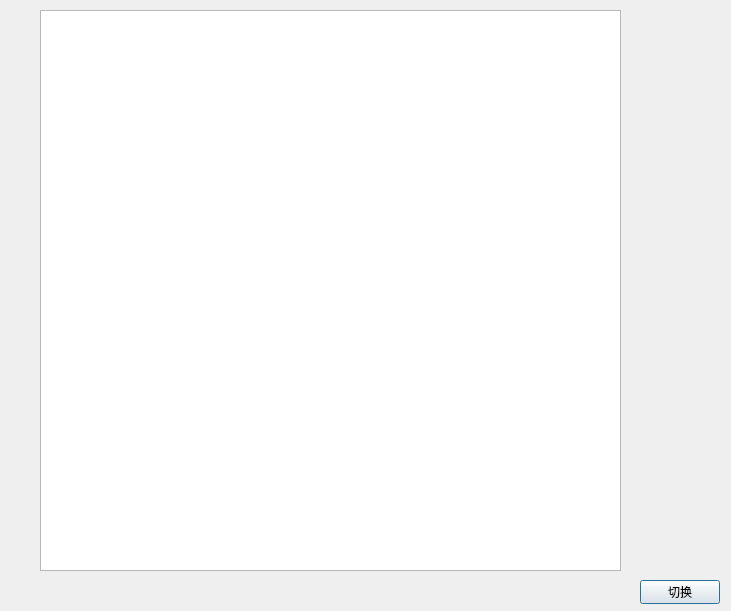
Above: covariancematrix.ui from chijw/MedicalDataAnalyser before the change. Below: the same form after it.
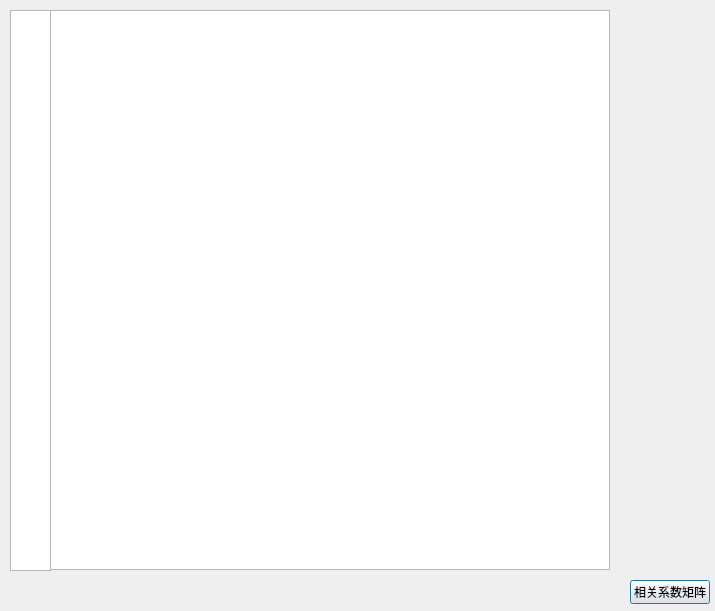
That is the form after the change.

Diff of the .ui file:
```diff
--- a/covariancematrix.ui
+++ b/covariancematrix.ui
@@ -6,7 +6,7 @@
    <rect>
     <x>0</x>
     <y>0</y>
-    <width>731</width>
+    <width>715</width>
     <height>611</height>
    </rect>
   </property>
@@ -16,41 +16,30 @@
   <widget class="QPushButton" name="switchBtn">
    <property name="geometry">
     <rect>
-     <x>640</x>
+     <x>630</x>
      <y>580</y>
      <width>80</width>
      <height>24</height>
     </rect>
    </property>
    <property name="text">
-    <string>切换</string>
+    <string>相关系数矩阵</string>
    </property>
   </widget>
   <widget class="QTableWidget" name="matrix">
    <property name="geometry">
     <rect>
-     <x>40</x>
+     <x>50</x>
      <y>10</y>
-     <width>581</width>
-     <height>561</height>
+     <width>560</width>
+     <height>560</height>
     </rect>
    </property>
   </widget>
-  <widget class="QWidget" name="horizontalLayoutWidget">
-   <property name="geometry">
-    <rect>
-     <x>40</x>
-     <y>580</y>
-     <width>581</width>
-     <height>21</height>
-    </rect>
-   </property>
-   <layout class="QHBoxLayout" name="horizontalLayout"/>
-  </widget>
   <widget class="QWidget" name="verticalLayoutWidget">
    <property name="geometry">
     <rect>
-     <x>650</x>
+     <x>620</x>
      <y>10</y>
      <width>31</width>
      <height>561</height>
@@ -61,13 +50,44 @@
   <widget class="QWidget" name="horizontalLayoutWidget_2">
    <property name="geometry">
     <rect>
-     <x>680</x>
+     <x>650</x>
      <y>10</y>
      <width>51</width>
      <height>561</height>
     </rect>
    </property>
-   <layout class="QHBoxLayout" name="labelLayout"/>
+   <layout class="QHBoxLayout" name="scaleMarkLayout"/>
+  </widget>
+  <widget class="QWidget" name="labelWidget" native="true">
+   <property name="geometry">
+    <rect>
+     <x>50</x>
+     <y>570</y>
+     <width>581</width>
+     <height>41</height>
+    </rect>
+   </property>
+   <widget class="QWidget" name="horizontalLayoutWidget">
+    <property name="geometry">
+     <rect>
+      <x>0</x>
+      <y>0</y>
+      <width>561</width>
+      <height>31</height>
+     </rect>
+    </property>
+    <layout class="QHBoxLayout" name="horizontalLayout"/>
+   </widget>
+  </widget>
+  <widget class="QGraphicsView" name="graphicsView">
+   <property name="geometry">
+    <rect>
+     <x>10</x>
+     <y>10</y>
+     <width>41</width>
+     <height>561</height>
+    </rect>
+   </property>
   </widget>
  </widget>
  <resources/>
```
